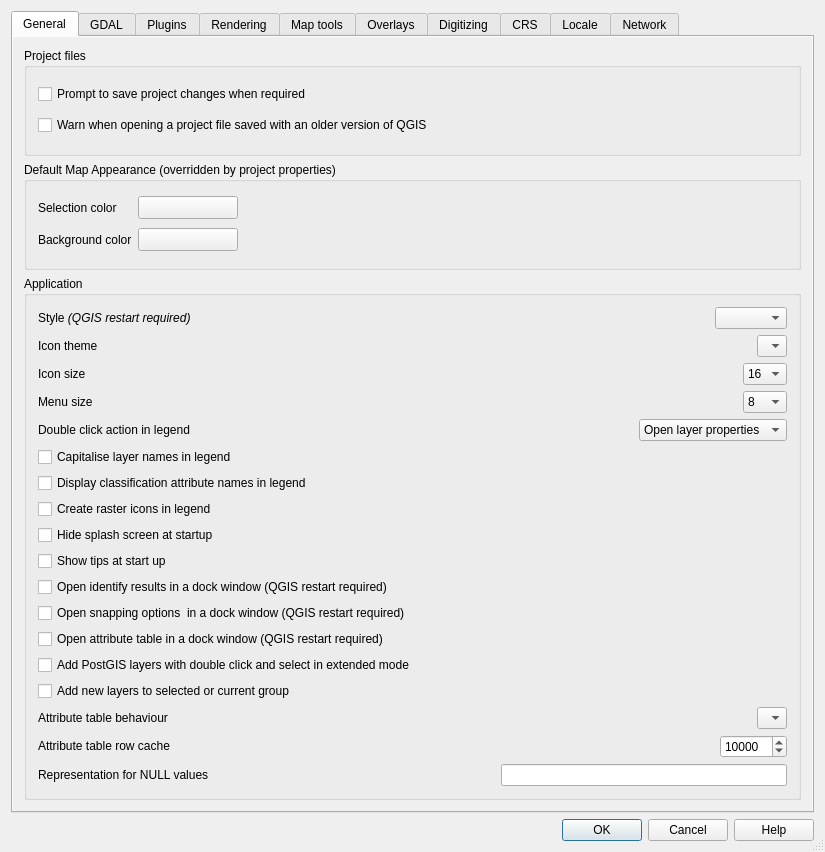
Before: the Qt Designer form src/ui/qgsoptionsbase.ui in qgis/QGIS, drawn with Qt 5.
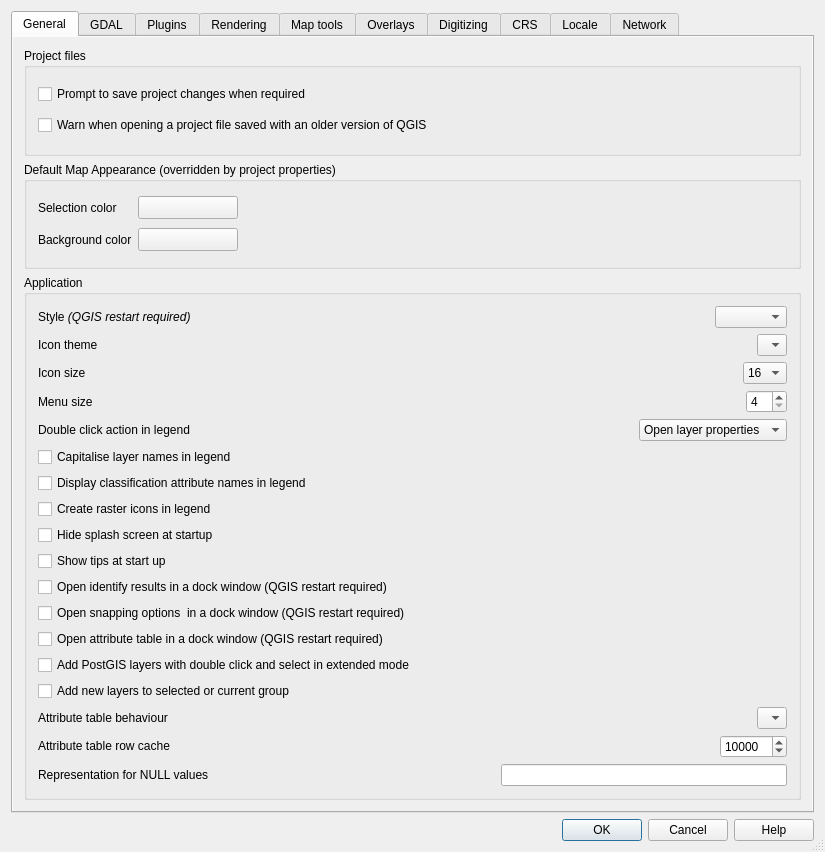
After: the same form once the commit is applied. Icons and pictures are not drawn. Custom widgets are drawn as their Qt base class.

Commit message: use applications default font instead of style sheet to set options and determine default size (fixes 5155176e)

What changed in the file:
```diff
--- a/src/ui/qgsoptionsbase.ui
+++ b/src/ui/qgsoptionsbase.ui
@@ -66,8 +66,8 @@
            <rect>
             <x>0</x>
             <y>0</y>
-            <width>803</width>
-            <height>763</height>
+            <width>779</width>
+            <height>791</height>
            </rect>
           </property>
           <layout class="QGridLayout" name="gridLayout">
@@ -322,22 +322,10 @@
                  </spacer>
                 </item>
                 <item>
-                 <widget class="QComboBox" name="cmbFontSize">
-                  <item>
-                   <property name="text">
-                    <string>8</string>
-                   </property>
-                  </item>
-                  <item>
-                   <property name="text">
-                    <string>12</string>
-                   </property>
-                  </item>
-                  <item>
-                   <property name="text">
-                    <string>16</string>
-                   </property>
-                  </item>
+                 <widget class="QSpinBox" name="spinFontSize">
+                  <property name="minimum">
+                   <number>4</number>
+                  </property>
                  </widget>
                 </item>
                </layout>
```
Left out of the diff: 29 changed lines with no effect on the pictures. The commit also changes 3 other files.
